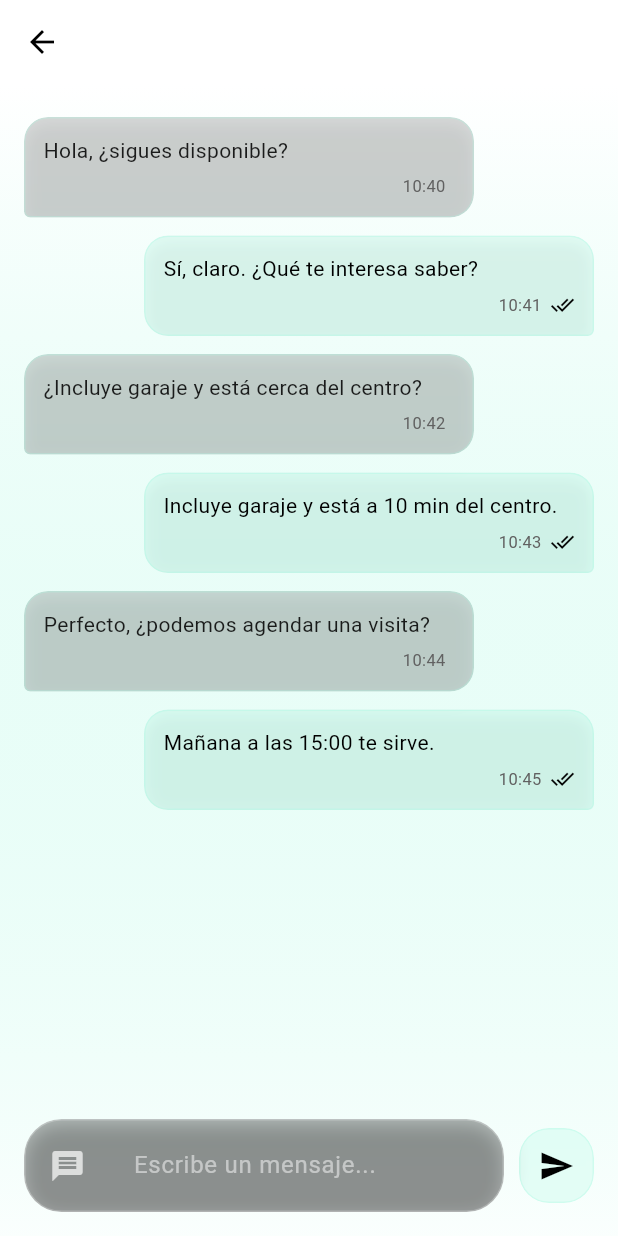
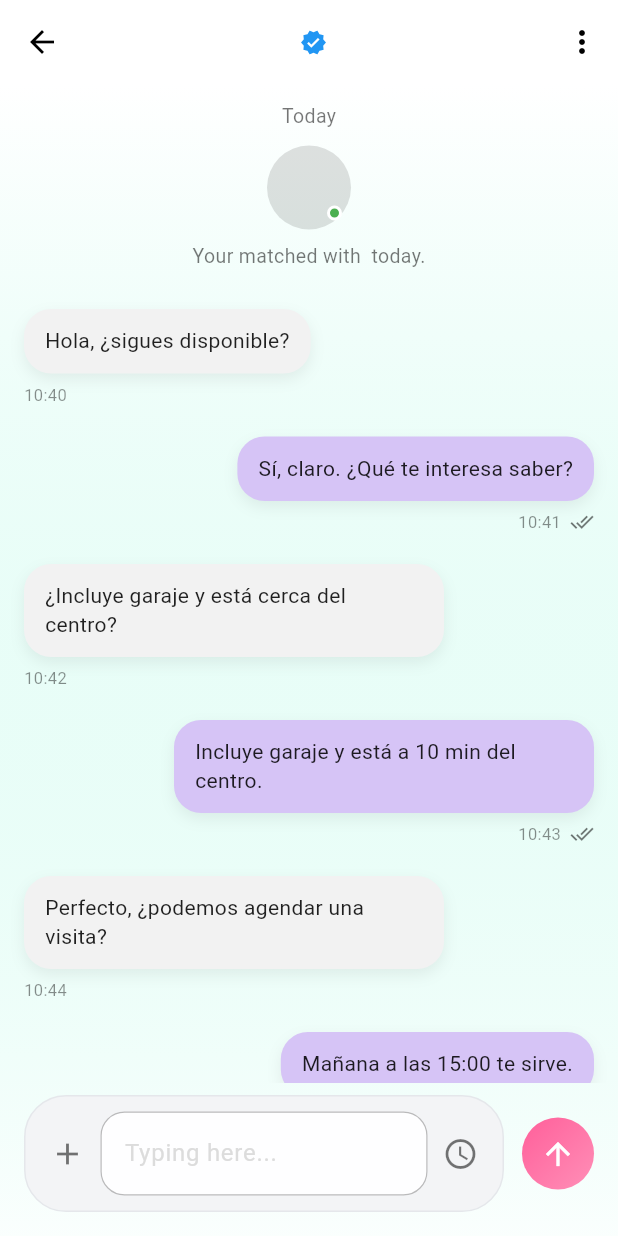
Before and after one commit to marvinjoel2001/habitto, a Flutter app: the ConversationPage screen opened directly with empty values, on a phone screen of 412 x 824 dp. Run offline on Flutter 3.47's test engine with Material 3 defaults, Android fonts, the phone set to English and light mode, and no system bars; our stand-ins replace auto_size_text, dio, geolocator, image_picker, shared_preferences, video_player; missing offline and left inert: mapbox_maps_flutter; accounts and stored records are empty; network calls fail.

Commit message:
feat(chat): improve message handling and UI updates
- Refactor message service to handle nested response structures
- Add profile fetching and enrichment for chat conversations
- Update conversation page UI with new design elements
- Implement robust fallback for current user ID detection

```diff
--- a/lib/features/chat/presentation/pages/conversation_page.dart
+++ b/lib/features/chat/presentation/pages/conversation_page.dart
@@ -1,5 +1,4 @@
 import 'package:flutter/material.dart';
-import 'dart:ui' as ui;
 import 'dart:convert';
 import '../../data/services/message_service.dart';
 import '../../data/models/message_model.dart';
@@ -314,7 +313,11 @@ class _ConversationPageState extends State<ConversationPage> {
           icon: const Icon(Icons.arrow_back, color: Colors.black),
           onPressed: () => Navigator.pop(context),
         ),
-        title: Text(
+        title: Row(
+          mainAxisAlignment: MainAxisAlignment.center,
+          mainAxisSize: MainAxisSize.min,
+          children: [
+            Text(
               widget.title,
               style: const TextStyle(
                 color: Colors.black,
@@ -322,6 +325,17 @@ class _ConversationPageState extends State<ConversationPage> {
                 fontWeight: FontWeight.w600,
               ),
             ),
+            const SizedBox(width: 6),
+            const Icon(Icons.verified, color: Colors.blue, size: 18),
+          ],
+        ),
+        centerTitle: true,
+        actions: [
+          IconButton(
+            icon: const Icon(Icons.more_vert, color: Colors.black),
+            onPressed: () {},
+          ),
+        ],
       ),
       body: Container(
         decoration: BoxDecoration(
@@ -336,6 +350,36 @@ class _ConversationPageState extends State<ConversationPage> {
         ),
         child: Column(
           children: [
+            Padding(
+              padding: const EdgeInsets.fromLTRB(16, 12, 16, 0),
+              child: Column(
+                children: [
+                  const Text('Today', style: TextStyle(color: Colors.black54, fontSize: 13)),
+                  const SizedBox(height: 10),
+                  Stack(
+                    alignment: Alignment.center,
+                    children: [
+                      const CircleAvatar(radius: 28, backgroundColor: Colors.black12),
+                      Positioned(
+                        right: 6,
+                        bottom: 6,
+                        child: Container(
+                          width: 10,
+                          height: 10,
+                          decoration: BoxDecoration(
+                            color: Colors.green,
+                            shape: BoxShape.circle,
+                            border: Border.all(color: Colors.white, width: 2),
+                          ),
+                        ),
+                      ),
+                    ],
+                  ),
+                  const SizedBox(height: 8),
+                  Text('Your matched with ${widget.title} today.', style: const TextStyle(color: Colors.black54, fontSize: 13)),
+                ],
+              ),
+            ),
             Expanded(
               child: ListView.builder(
                 padding: const EdgeInsets.fromLTRB(16, 16, 16, 0),
@@ -343,150 +387,102 @@ class _ConversationPageState extends State<ConversationPage> {
                 itemBuilder: (context, index) {
                   final m = _messages[index];
                   final align = m.fromMe ? Alignment.centerRight : Alignment.centerLeft;
-                  final bubbleRadius = BorderRadius.only(
-                    topLeft: const Radius.circular(16),
-                    topRight: const Radius.circular(16),
-                    bottomLeft: Radius.circular(m.fromMe ? 16 : 4),
-                    bottomRight: Radius.circular(m.fromMe ? 4 : 16),
-                  );
 
                   return Align(
                     alignment: align,
                     child: Padding(
-                      padding: const EdgeInsets.symmetric(vertical: 6),
-                      child: ClipRRect(
-                        borderRadius: bubbleRadius,
-                        child: BackdropFilter(
-                          filter: ui.ImageFilter.blur(sigmaX: 8, sigmaY: 8),
-                          child: Container(
-                            constraints: const BoxConstraints(maxWidth: 300),
-                            padding: const EdgeInsets.all(12),
+                      padding: const EdgeInsets.symmetric(vertical: 10),
+                      child: Column(
+                        crossAxisAlignment: m.fromMe ? CrossAxisAlignment.end : CrossAxisAlignment.start,
+                        children: [
+                          Container(
+                            constraints: const BoxConstraints(maxWidth: 280),
+                            padding: const EdgeInsets.symmetric(horizontal: 14, vertical: 12),
                             decoration: BoxDecoration(
-                              color: (m.fromMe ? cs.primary : cs.surface).withOpacity(m.fromMe ? 0.25 : 0.18),
-                              borderRadius: bubbleRadius,
-                              border: Border.all(
-                                color: cs.primary.withOpacity(m.fromMe ? 0.35 : 0.28),
-                                width: 1,
-                              ),
-                              boxShadow: [
-                                BoxShadow(
-                                  color: Colors.black.withOpacity(0.06),
-                                  blurRadius: 8,
-                                  offset: const Offset(0, 4),
-                                ),
+                              color: m.fromMe ? const Color(0xFFD6C4F6) : const Color(0xFFF2F2F2),
+                              borderRadius: BorderRadius.circular(18),
+                              boxShadow: const [
+                                BoxShadow(color: Color(0x11000000), blurRadius: 8, offset: Offset(0, 4)),
                               ],
                             ),
-                            child: Column(
-                              crossAxisAlignment: CrossAxisAlignment.start,
-                              children: [
-                                Text(
+                          child: Text(
                             m.text,
-                                  style: TextStyle(
-                                    color: m.fromMe ? Colors.black : Colors.black87,
-                                    fontSize: 14,
-                                    height: 1.35,
+                            style: const TextStyle(color: Colors.black87, fontSize: 14, height: 1.35),
                           ),
                           ),
                           const SizedBox(height: 6),
-                                Align(
-                                  alignment: Alignment.bottomRight,
-                                  child: Row(
+                          Row(
                             mainAxisSize: MainAxisSize.min,
                             children: [
                               Text(
                                 m.time,
-                                        style: TextStyle(
-                                          fontSize: 11,
-                                          color: Colors.grey[700],
+                                style: const TextStyle(fontSize: 11, color: Colors.black45),
                               ),
-                                      ),
+                              if (m.fromMe) ...[
                                 const SizedBox(width: 6),
-                                      if (m.fromMe)
                                 Icon(
                                   m.status == 'delivered' ? Icons.done_all : Icons.check,
                                   size: 16,
-                                          color: Colors.black,
+                                  color: Colors.black54,
                                 ),
                               ],
-                                  ),
+                            ],
                           ),
                         ],
-                            ),
-                          ),
-                        ),
                       ),
                     ),
                   );
                 },
               ),
             ),
-            const SizedBox(height: 8),
-            // Barra de entrada estilo glass
           Padding(
             padding: const EdgeInsets.fromLTRB(16, 8, 16, 16),
             child: Row(
               children: [
                 Expanded(
-                    child: ClipRRect(
-                      borderRadius: BorderRadius.circular(25),
-                      child: BackdropFilter(
-                        filter: ui.ImageFilter.blur(sigmaX: 12, sigmaY: 12),
                   child: Container(
-                          padding: const EdgeInsets.symmetric(horizontal: 16, vertical: 6),
+                    padding: const EdgeInsets.symmetric(horizontal: 16, vertical: 10),
                     decoration: BoxDecoration(
-                            color: Colors.black.withValues(alpha: 0.25),
-                            borderRadius: BorderRadius.circular(25),
-                            border: Border.all(
-                              color: Colors.white.withValues(alpha: 0.25),
-                              width: 1,
+                      color: const Color(0xFFF3F4F6),
+                      borderRadius: BorderRadius.circular(28),
+                      border: Border.all(color: const Color(0xFFE5E7EB)),
                     ),
-                            boxShadow: [
-                              BoxShadow(
-                                color: Colors.black.withValues(alpha: 0.25),
-                                spreadRadius: 1,
-                                blurRadius: 10,
-                                offset: const Offset(0, 4),
-                              ),
-                            ],
-                          ),
+                    child: Row(
+                      children: [
+                        Icon(Icons.add, color: Colors.black54),
+                        const SizedBox(width: 10),
+                        Expanded(
                           child: TextField(
                             controller: _controller,
-                            decoration: InputDecoration(
-                              hintText: 'Escribe un mensaje...',
+                            decoration: const InputDecoration(
+                              hintText: 'Typing here...',
                               border: InputBorder.none,
-                              focusedBorder: InputBorder.none,
-                              enabledBorder: InputBorder.none,
-                              errorBorder: InputBorder.none,
-                              disabledBorder: InputBorder.none,
-                              fillColor: Colors.transparent,
-                              filled: true,
-                              icon: Icon(Icons.message, color: Colors.white.withValues(alpha: 0.7)),
-                              hintStyle: TextStyle(color: Colors.white.withValues(alpha: 0.5)),
-                            ),
-                            style: const TextStyle(color: Colors.white),
-                          ),
-                        ),
                             ),
                           ),
                         ),
                         const SizedBox(width: 10),
-                  ClipRRect(
-                    borderRadius: BorderRadius.circular(20),
-                    child: BackdropFilter(
-                      filter: ui.ImageFilter.blur(sigmaX: 8, sigmaY: 8),
-                      child: Container(
-                        decoration: BoxDecoration(
-                          color: cs.primary.withOpacity(0.25),
-                          borderRadius: BorderRadius.circular(20),
-                          border: Border.all(color: cs.primary.withOpacity(0.35)),
+                        Icon(Icons.schedule, color: Colors.black54),
+                      ],
+                    ),
+                  ),
+                ),
+                const SizedBox(width: 12),
+                Container(
+                  width: 48,
+                  height: 48,
+                  decoration: const BoxDecoration(
+                    shape: BoxShape.circle,
+                    gradient: LinearGradient(
+                      colors: [Color(0xFFFF5F9A), Color(0xFFFF8FB7)],
+                      begin: Alignment.topLeft,
+                      end: Alignment.bottomRight,
+                    ),
                   ),
                   child: IconButton(
-                          icon: const Icon(Icons.send, color: Colors.black),
+                    icon: const Icon(Icons.arrow_upward, color: Colors.white),
                     onPressed: () async {
                       await _sendMessage();
                     },
-                        ),
-                      ),
                   ),
                 ),
               ],
```
Also changed, not shown: lib/features/chat/data/services/message_service.dart (+20 -12 lines), lib/features/chat/presentation/pages/chat_page.dart (+179 -176 lines), lib/features/profile/data/services/profile_service.dart (+48 -0 lines). Lines whose indentation alone changed are shown as unchanged.
